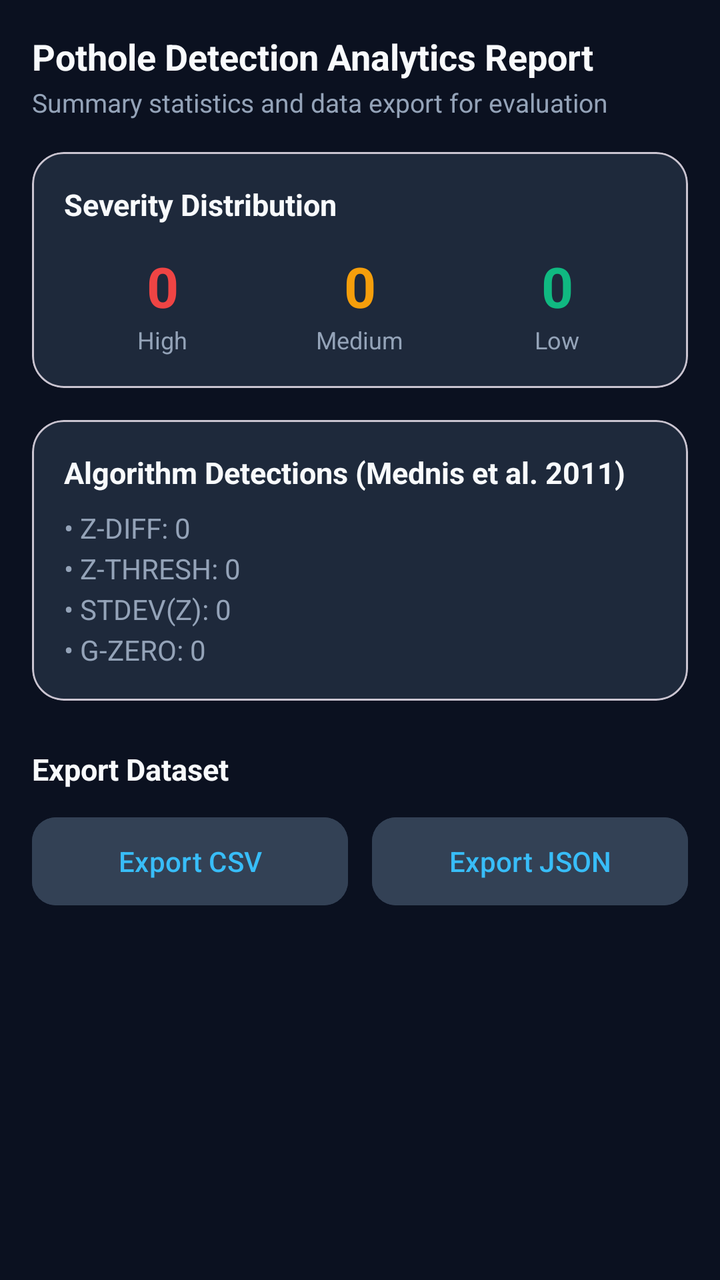
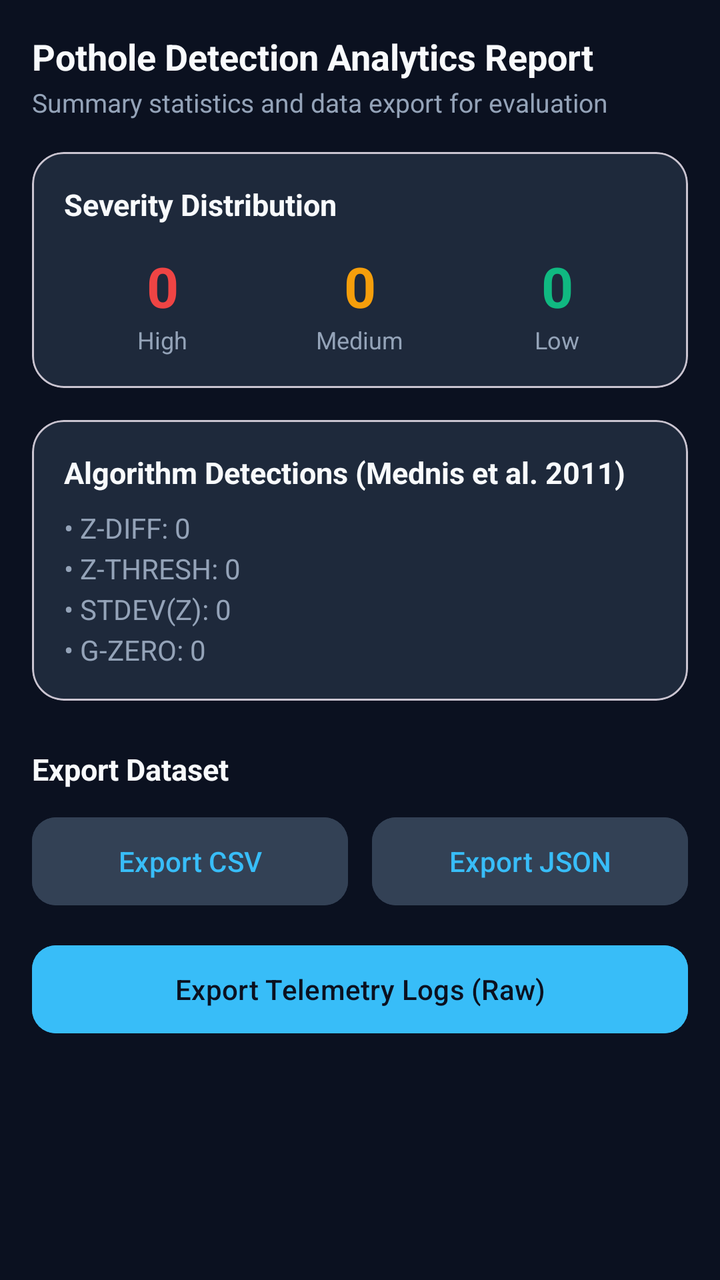

The first picture is an Android layout as it rendered before a commit; the second is the same layout after the commit. The layout source and the unified diff follow.
<!-- AndroidManifest.xml: application theme Theme.Khadda -->
<!-- res/layout/fragment_report.xml -->
<?xml version="1.0" encoding="utf-8"?>
<androidx.core.widget.NestedScrollView xmlns:android="http://schemas.android.com/apk/res/android"
    xmlns:app="http://schemas.android.com/apk/res-auto"
    android:layout_width="match_parent"
    android:layout_height="match_parent"
    android:background="@color/background"
    android:fillViewport="true">

    <LinearLayout
        android:layout_width="match_parent"
        android:layout_height="wrap_content"
        android:orientation="vertical"
        android:padding="16dp">

        <TextView
            android:layout_width="wrap_content"
            android:layout_height="wrap_content"
            android:text="Pothole Detection Analytics Report"
            android:textColor="@color/on_surface"
            android:textSize="18sp"
            android:textStyle="bold" />

        <TextView
            android:layout_width="wrap_content"
            android:layout_height="wrap_content"
            android:layout_marginTop="2dp"
            android:text="Summary statistics and data export for evaluation"
            android:textColor="@color/on_surface_muted"
            android:textSize="13sp" />

        
        <com.google.android.material.card.MaterialCardView
            android:layout_width="match_parent"
            android:layout_height="wrap_content"
            android:layout_marginTop="16dp"
            app:cardBackgroundColor="@color/surface"
            app:cardCornerRadius="16dp">

            <LinearLayout
                android:layout_width="match_parent"
                android:layout_height="wrap_content"
                android:orientation="vertical"
                android:padding="16dp">

                <TextView
                    android:layout_width="wrap_content"
                    android:layout_height="wrap_content"
                    android:text="Severity Distribution"
                    android:textColor="@color/on_surface"
                    android:textSize="15sp"
                    android:textStyle="bold" />

                <LinearLayout
                    android:layout_width="match_parent"
                    android:layout_height="wrap_content"
                    android:layout_marginTop="12dp"
                    android:orientation="horizontal">

                    
                    <LinearLayout
                        android:layout_width="0dp"
                        android:layout_height="wrap_content"
                        android:layout_weight="1"
                        android:gravity="center"
                        android:orientation="vertical">

                        <TextView
                            android:id="@+id/tvReportHigh"
                            android:layout_width="wrap_content"
                            android:layout_height="wrap_content"
                            android:text="0"
                            android:textColor="@color/severity_high"
                            android:textSize="28sp"
                            android:textStyle="bold" />

                        <TextView
                            android:layout_width="wrap_content"
                            android:layout_height="wrap_content"
                            android:text="High"
                            android:textColor="@color/on_surface_muted"
                            android:textSize="12sp" />
                    </LinearLayout>

                    
                    <LinearLayout
                        android:layout_width="0dp"
                        android:layout_height="wrap_content"
                        android:layout_weight="1"
                        android:gravity="center"
                        android:orientation="vertical">

                        <TextView
                            android:id="@+id/tvReportMedium"
                            android:layout_width="wrap_content"
                            android:layout_height="wrap_content"
                            android:text="0"
                            android:textColor="@color/severity_medium"
                            android:textSize="28sp"
                            android:textStyle="bold" />

                        <TextView
                            android:layout_width="wrap_content"
                            android:layout_height="wrap_content"
                            android:text="Medium"
                            android:textColor="@color/on_surface_muted"
                            android:textSize="12sp" />
                    </LinearLayout>

                    
                    <LinearLayout
                        android:layout_width="0dp"
                        android:layout_height="wrap_content"
                        android:layout_weight="1"
                        android:gravity="center"
                        android:orientation="vertical">

                        <TextView
                            android:id="@+id/tvReportLow"
                            android:layout_width="wrap_content"
                            android:layout_height="wrap_content"
                            android:text="0"
                            android:textColor="@color/severity_low"
                            android:textSize="28sp"
                            android:textStyle="bold" />

                        <TextView
                            android:layout_width="wrap_content"
                            android:layout_height="wrap_content"
                            android:text="Low"
                            android:textColor="@color/on_surface_muted"
                            android:textSize="12sp" />
                    </LinearLayout>

                </LinearLayout>
            </LinearLayout>
        </com.google.android.material.card.MaterialCardView>

        
        <com.google.android.material.card.MaterialCardView
            android:layout_width="match_parent"
            android:layout_height="wrap_content"
            android:layout_marginTop="16dp"
            app:cardBackgroundColor="@color/surface"
            app:cardCornerRadius="16dp">

            <LinearLayout
                android:layout_width="match_parent"
                android:layout_height="wrap_content"
                android:orientation="vertical"
                android:padding="16dp">

                <TextView
                    android:layout_width="wrap_content"
                    android:layout_height="wrap_content"
                    android:text="Algorithm Detections (Mednis et al. 2011)"
                    android:textColor="@color/on_surface"
                    android:textSize="15sp"
                    android:textStyle="bold" />

                <TextView
                    android:id="@+id/tvAlgoStats"
                    android:layout_width="wrap_content"
                    android:layout_height="wrap_content"
                    android:layout_marginTop="8dp"
                    android:lineSpacingExtra="4dp"
                    android:text="• Z-DIFF: 0\n• Z-THRESH: 0\n• STDEV(Z): 0\n• G-ZERO: 0"
                    android:textColor="@color/on_surface_muted"
                    android:textSize="14sp" />

            </LinearLayout>
        </com.google.android.material.card.MaterialCardView>

        
        <TextView
            android:layout_width="wrap_content"
            android:layout_height="wrap_content"
            android:layout_marginTop="24dp"
            android:text="Export Dataset"
            android:textColor="@color/on_surface"
            android:textSize="15sp"
            android:textStyle="bold" />

        <LinearLayout
            android:layout_width="match_parent"
            android:layout_height="wrap_content"
            android:layout_marginTop="10dp"
            android:orientation="horizontal">

            <com.google.android.material.button.MaterialButton
                android:id="@+id/btnExportCsv"
                android:layout_width="0dp"
                android:layout_height="52dp"
                android:layout_marginEnd="6dp"
                android:layout_weight="1"
                android:backgroundTint="@color/surface_variant"
                android:text="Export CSV"
                android:textColor="@color/primary"
                app:cornerRadius="12dp" />

            <com.google.android.material.button.MaterialButton
                android:id="@+id/btnExportJson"
                android:layout_width="0dp"
                android:layout_height="52dp"
                android:layout_marginStart="6dp"
                android:layout_weight="1"
                android:backgroundTint="@color/surface_variant"
                android:text="Export JSON"
                android:textColor="@color/primary"
                app:cornerRadius="12dp" />
        </LinearLayout>

    </LinearLayout>
</androidx.core.widget.NestedScrollView>
<!-- resources referenced by this layout -->
<resources>
  <color name="background">#0B1120</color>
  <color name="on_surface">#F8FAFC</color>
  <color name="on_surface_muted">#94A3B8</color>
  <color name="primary">#38BDF8</color>
  <color name="severity_high">#EF4444</color>
  <color name="severity_low">#10B981</color>
  <color name="severity_medium">#F59E0B</color>
  <color name="surface">#1E293B</color>
  <color name="surface_variant">#334155</color>
  <style name="Theme.Khadda" parent="Theme.Material3.DayNight.NoActionBar">
          <item name="colorPrimary">@color/primary</item>
          <item name="colorOnPrimary">@color/on_primary</item>
          <item name="android:windowBackground">@color/background</item>
          <item name="android:colorBackground">@color/background</item>
          <item name="colorSurface">@color/surface</item>
          <item name="colorOnSurface">@color/on_surface</item>
          <item name="android:statusBarColor">@color/background</item>
          <item name="android:navigationBarColor">@color/surface</item>
      </style>
  <color name="on_primary">#0F172A</color>
</resources>

<!-- the commit's change to res/layout/fragment_report.xml (unified diff, before → after) -->
@@ -209,5 +209,15 @@
                 app:cornerRadius="12dp" />
         </LinearLayout>
 
+        <com.google.android.material.button.MaterialButton
+            android:id="@+id/btnExportTelemetry"
+            android:layout_width="match_parent"
+            android:layout_height="52dp"
+            android:layout_marginTop="12dp"
+            android:backgroundTint="@color/primary"
+            android:text="Export Telemetry Logs (Raw)"
+            android:textColor="@color/background"
+            app:cornerRadius="12dp" />
+
     </LinearLayout>
 </androidx.core.widget.NestedScrollView>
